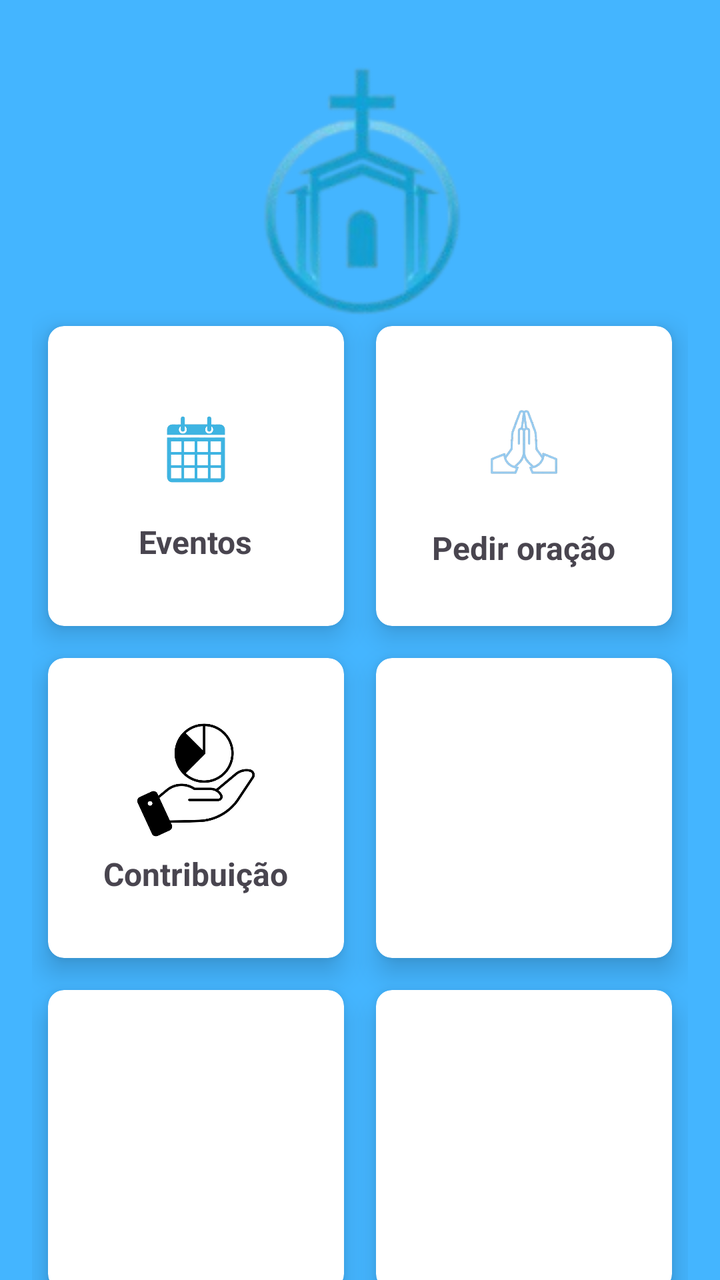
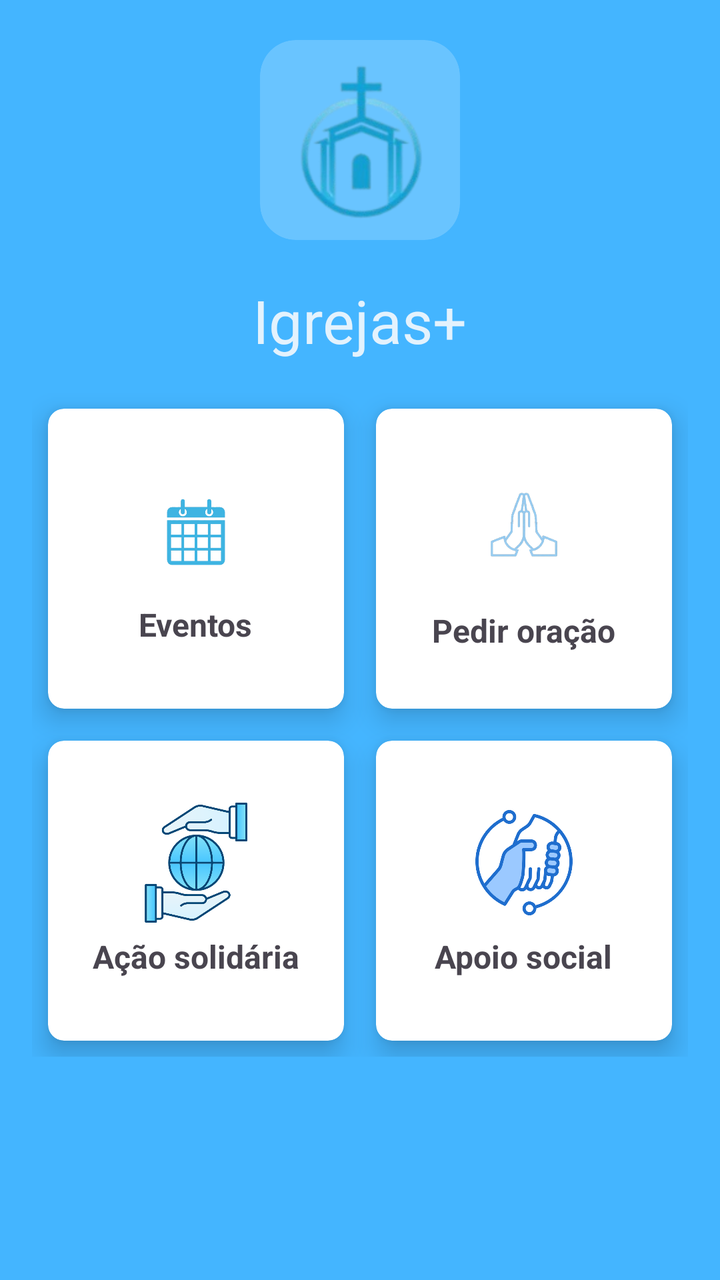

Before-and-after screenshots of an Android layout around one commit, followed by the original layout XML and the change that was made.
<!-- AndroidManifest.xml: application theme Theme.Igrejas -->
<!-- res/layout/activity_home_page.xml -->
<?xml version="1.0" encoding="utf-8"?>
<androidx.constraintlayout.widget.ConstraintLayout
    xmlns:android="http://schemas.android.com/apk/res/android"
    xmlns:app="http://schemas.android.com/apk/res-auto"
    android:id="@+id/main"
    android:layout_width="match_parent"
    android:layout_height="match_parent"
    android:background="@color/baby_blue">

    <ImageView
        android:id="@+id/imageView"
        android:layout_width="wrap_content"
        android:layout_height="wrap_content"
        android:layout_marginTop="20dp"
        app:layout_constraintEnd_toEndOf="parent"
        app:layout_constraintStart_toStartOf="parent"
        app:layout_constraintTop_toTopOf="parent"
        app:srcCompat="@drawable/logoigreja" />

    <GridLayout
        android:id="@+id/gridLayout"
        android:layout_width="0dp"
        android:layout_height="wrap_content"
        android:layout_margin="16dp"
        android:columnCount="2"
        android:rowCount="3"
        android:alignmentMode="alignMargins"
        android:useDefaultMargins="true"
        app:layout_constraintBottom_toBottomOf="parent"
        app:layout_constraintEnd_toEndOf="parent"
        app:layout_constraintStart_toStartOf="parent"
        app:layout_constraintTop_toBottomOf="@+id/imageView">

        
        <androidx.cardview.widget.CardView
            android:id="@+id/cardEventos"
            android:layout_width="0dp"
            android:layout_height="150dp"
            android:layout_margin="8dp"
            android:layout_columnWeight="1"
            android:layout_gravity="fill"
            app:cardCornerRadius="8dp"
            app:cardElevation="8dp">

            <LinearLayout
                android:layout_width="match_parent"
                android:layout_height="match_parent"
                android:gravity="center"
                android:orientation="vertical">

                <ImageView
                    android:layout_width="60dp"
                    android:layout_height="60dp"
                    android:src="@drawable/calenderigreja" />

                <TextView
                    android:layout_width="wrap_content"
                    android:layout_height="wrap_content"
                    android:layout_marginTop="6dp"
                    android:text="@string/eventos"
                    android:textSize="16sp"
                    android:textStyle="bold" />
            </LinearLayout>
        </androidx.cardview.widget.CardView>

        
        <androidx.cardview.widget.CardView
            android:id="@+id/card_pedido_oracao"
            android:layout_width="0dp"
            android:layout_height="150dp"
            android:layout_margin="8dp"
            android:layout_columnWeight="1"
            android:layout_gravity="fill"
            app:cardCornerRadius="8dp"
            app:cardElevation="8dp">

            <LinearLayout
                android:layout_width="match_parent"
                android:layout_height="match_parent"
                android:gravity="center"
                android:orientation="vertical">

                <ImageView
                    android:layout_width="60dp"
                    android:layout_height="60dp"
                    android:src="@drawable/oracaos" />

                <TextView
                    android:layout_width="wrap_content"
                    android:layout_height="wrap_content"
                    android:layout_marginTop="12dp"
                    android:text="@string/pedir"
                    android:textSize="16sp"
                    android:textStyle="bold" />
            </LinearLayout>
        </androidx.cardview.widget.CardView>

        <androidx.cardview.widget.CardView
            android:id="@+id/card_novo"
            android:layout_width="0dp"
            android:layout_height="150dp"
            android:layout_margin="8dp"
            android:layout_columnSpan="1"
            android:layout_gravity="fill"
            app:cardCornerRadius="8dp"
            app:cardElevation="8dp">

            <LinearLayout
                android:layout_width="match_parent"
                android:layout_height="match_parent"
                android:gravity="center"
                android:orientation="vertical">

                <ImageView
                    android:layout_width="60dp"
                    android:layout_height="60dp"
                    android:src="@drawable/contribuicao" />

                <TextView
                    android:layout_width="wrap_content"
                    android:layout_height="wrap_content"
                    android:layout_marginTop="6dp"
                    android:text="Contribuição"
                    android:textSize="16sp"
                    android:textStyle="bold" />
            </LinearLayout>
        </androidx.cardview.widget.CardView>

        <androidx.cardview.widget.CardView
            android:layout_width="0dp"
            android:layout_height="150dp"
            android:layout_margin="8dp"
            android:layout_columnWeight="1"
            android:layout_gravity="fill"
            app:cardCornerRadius="8dp"
            app:cardElevation="8dp" />

        <androidx.cardview.widget.CardView
            android:layout_width="0dp"
            android:layout_height="150dp"
            android:layout_margin="8dp"
            android:layout_columnWeight="1"
            android:layout_gravity="fill"
            app:cardCornerRadius="8dp"
            app:cardElevation="8dp" />

        <androidx.cardview.widget.CardView
            android:layout_width="0dp"
            android:layout_height="150dp"
            android:layout_margin="8dp"
            android:layout_columnWeight="1"
            android:layout_gravity="fill"
            app:cardCornerRadius="8dp"
            app:cardElevation="8dp" />

    </GridLayout>

</androidx.constraintlayout.widget.ConstraintLayout>
<!-- resources referenced by this layout -->
<resources>
  <color name="baby_blue">#44B5FF</color>
  <!-- drawable calenderigreja: png bitmap (drawable, 50361 bytes) -->
  <!-- drawable contribuicao: png bitmap (drawable, 16092 bytes) -->
  <!-- drawable logoigreja: png bitmap (drawable, 17156 bytes) -->
  <!-- drawable oracaos: png bitmap (drawable, 57154 bytes) -->
  <string name="eventos">Eventos</string>
  <string name="pedir">Pedir oração</string>
  <style name="Theme.Igrejas" parent="Base.Theme.Igrejas" />
  <style name="Base.Theme.Igrejas" parent="Theme.Material3.DayNight.NoActionBar">
          
          
      </style>
</resources>

<!-- the commit's change to res/layout/activity_home_page.xml (unified diff, before → after) -->
@@ -2,43 +2,67 @@
 <androidx.constraintlayout.widget.ConstraintLayout
     xmlns:android="http://schemas.android.com/apk/res/android"
     xmlns:app="http://schemas.android.com/apk/res-auto"
+    xmlns:tools="http://schemas.android.com/tools"
     android:id="@+id/main"
     android:layout_width="match_parent"
     android:layout_height="match_parent"
     android:background="@color/baby_blue">
 
-    <ImageView
-        android:id="@+id/imageView"
+    <androidx.cardview.widget.CardView
+        android:id="@+id/cardView"
+        android:layout_width="100dp"
+        android:layout_height="100dp"
+        android:layout_gravity="center"
+        android:layout_marginTop="20dp"
+        app:cardBackgroundColor="#33FFFFFF"
+        app:cardCornerRadius="18dp"
+        app:cardElevation="0dp"
+        app:layout_constraintEnd_toEndOf="parent"
+        app:layout_constraintStart_toStartOf="parent"
+        app:layout_constraintTop_toTopOf="parent">
+
+        <ImageView
+            android:id="@+id/imageViewLogo"
+            android:layout_width="100dp"
+            android:layout_height="100dp"
+            android:layout_gravity="center"
+            android:scaleType="fitCenter"
+            android:src="@drawable/logoigreja" />
+    </androidx.cardview.widget.CardView>
+
+    <TextView
+        android:id="@+id/text"
         android:layout_width="wrap_content"
         android:layout_height="wrap_content"
+        android:text="@string/titulo"
+        android:textSize="30sp"
+        android:textColor="@color/blue_light"
         android:layout_marginTop="20dp"
+        app:layout_constraintBottom_toTopOf="@+id/gridLayout"
         app:layout_constraintEnd_toEndOf="parent"
         app:layout_constraintStart_toStartOf="parent"
-        app:layout_constraintTop_toTopOf="parent"
-        app:srcCompat="@drawable/logoigreja" />
+        app:layout_constraintTop_toBottomOf="@+id/cardView"/>
 
     <GridLayout
         android:id="@+id/gridLayout"
         android:layout_width="0dp"
         android:layout_height="wrap_content"
         android:layout_margin="16dp"
+        android:layout_marginTop="56dp"
         android:columnCount="2"
         android:rowCount="3"
-        android:alignmentMode="alignMargins"
-        android:useDefaultMargins="true"
-        app:layout_constraintBottom_toBottomOf="parent"
         app:layout_constraintEnd_toEndOf="parent"
         app:layout_constraintStart_toStartOf="parent"
-        app:layout_constraintTop_toBottomOf="@+id/imageView">
+        app:layout_constraintTop_toBottomOf="@+id/text">
 
         
         <androidx.cardview.widget.CardView
             android:id="@+id/cardEventos"
             android:layout_width="0dp"
             android:layout_height="150dp"
-            android:layout_margin="8dp"
             android:layout_columnWeight="1"
             android:layout_gravity="fill"
+            android:layout_margin="8dp"
             app:cardCornerRadius="8dp"
             app:cardElevation="8dp">
 
@@ -68,9 +92,9 @@
             android:id="@+id/card_pedido_oracao"
             android:layout_width="0dp"
             android:layout_height="150dp"
-            android:layout_margin="8dp"
             android:layout_columnWeight="1"
             android:layout_gravity="fill"
+            android:layout_margin="8dp"
             app:cardCornerRadius="8dp"
             app:cardElevation="8dp">
 
@@ -99,9 +123,9 @@
             android:id="@+id/card_novo"
             android:layout_width="0dp"
             android:layout_height="150dp"
-            android:layout_margin="8dp"
             android:layout_columnSpan="1"
             android:layout_gravity="fill"
+            android:layout_margin="8dp"
             app:cardCornerRadius="8dp"
             app:cardElevation="8dp">
 
@@ -114,44 +138,49 @@
                 <ImageView
                     android:layout_width="60dp"
                     android:layout_height="60dp"
-                    android:src="@drawable/contribuicao" />
+                    android:src="@drawable/acao" />
 
                 <TextView
                     android:layout_width="wrap_content"
                     android:layout_height="wrap_content"
                     android:layout_marginTop="6dp"
-                    android:text="Contribuição"
+                    android:text="@string/a_o_solid_ria"
                     android:textSize="16sp"
                     android:textStyle="bold" />
             </LinearLayout>
         </androidx.cardview.widget.CardView>
 
         <androidx.cardview.widget.CardView
+            android:id="@+id/card_apoio"
             android:layout_width="0dp"
             android:layout_height="150dp"
+            android:layout_columnSpan="1"
+            android:layout_gravity="fill"
             android:layout_margin="8dp"
-            android:layout_columnWeight="1"
-            android:layout_gravity="fill"
             app:cardCornerRadius="8dp"
-            app:cardElevation="8dp" />
+            app:cardElevation="8dp">
 
-        <androidx.cardview.widget.CardView
-            android:layout_width="0dp"
-            android:layout_height="150dp"
-            android:layout_margin="8dp"
-            android:layout_columnWeight="1"
-            android:layout_gravity="fill"
-            app:cardCornerRadius="8dp"
-            app:cardElevation="8dp" />
+            <LinearLayout
+                android:layout_width="match_parent"
+                android:layout_height="match_parent"
+                android:gravity="center"
+                android:orientation="vertical">
 
-        <androidx.cardview.widget.CardView
-            android:layout_width="0dp"
-            android:layout_height="150dp"
-            android:layout_margin="8dp"
-            android:layout_columnWeight="1"
-            android:layout_gravity="fill"
-            app:cardCornerRadius="8dp"
-            app:cardElevation="8dp" />
+                <ImageView
+                    android:layout_width="60dp"
+                    android:layout_height="60dp"
+                    android:src="@drawable/apoiosocial" />
+
+                <TextView
+                    android:layout_width="wrap_content"
+                    android:layout_height="wrap_content"
+                    android:layout_marginTop="6dp"
+                    android:text="@string/apoio_social"
+                    android:textSize="16sp"
+                    android:textStyle="bold" />
+            </LinearLayout>
+        </androidx.cardview.widget.CardView>
+
 
     </GridLayout>
 
<!-- resource entries referenced after the edit -->
@@ -1,12 +1,17 @@
 <!-- resources referenced by this layout -->
 <resources>
   <color name="baby_blue">#44B5FF</color>
+  <color name="blue_light">#E3F2FD</color>
+  <!-- drawable acao: png bitmap (drawable, 40030 bytes) -->
+  <!-- drawable apoiosocial: png bitmap (drawable, 39092 bytes) -->
   <!-- drawable calenderigreja: png bitmap (drawable, 50361 bytes) -->
-  <!-- drawable contribuicao: png bitmap (drawable, 16092 bytes) -->
   <!-- drawable logoigreja: png bitmap (drawable, 17156 bytes) -->
   <!-- drawable oracaos: png bitmap (drawable, 57154 bytes) -->
+  <string name="a_o_solid_ria">Ação solidária</string>
+  <string name="apoio_social">Apoio social</string>
   <string name="eventos">Eventos</string>
   <string name="pedir">Pedir oração</string>
+  <string name="titulo">Igrejas+</string>
   <style name="Theme.Igrejas" parent="Base.Theme.Igrejas" />
   <style name="Base.Theme.Igrejas" parent="Theme.Material3.DayNight.NoActionBar">
           
